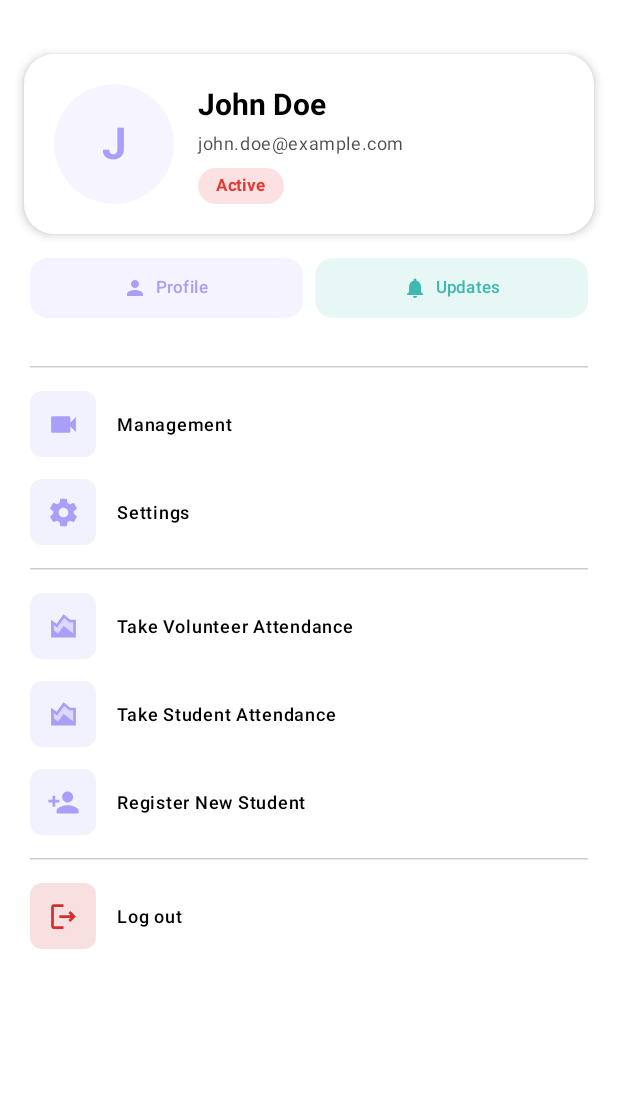
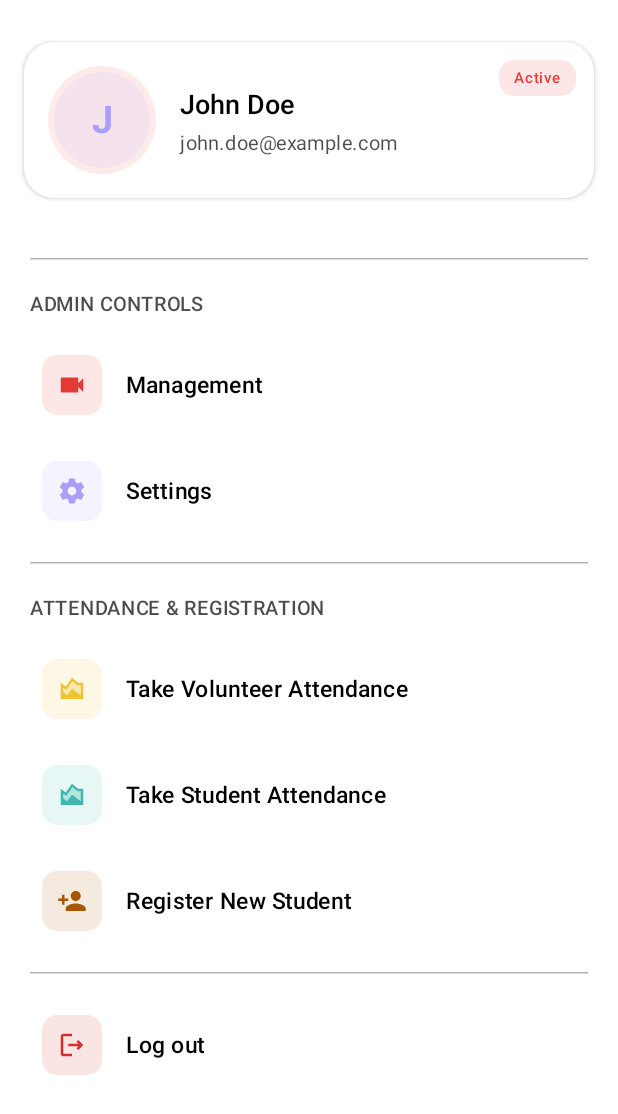
Before and after one commit to hemang-mishra/Jagrati-Android, an Android app built with Jetpack Compose: the @Preview function DrawerContentPreview, on a phone screen of 412 x 824 dp. Shown: the top 1114 px of the screen. Run offline under Robolectric (Android 15) with nearby library versions, the light colour scheme and no system bars; pictures from the network do not load.

Commit message:
Updated drawer desgins

```diff
--- a/app/src/main/java/com/hexagraph/jagrati_android/ui/components/DrawerComponents.kt
+++ b/app/src/main/java/com/hexagraph/jagrati_android/ui/components/DrawerComponents.kt
@@ -2,6 +2,7 @@ package com.hexagraph.jagrati_android.ui.components
 
 import android.content.res.Configuration
 import androidx.annotation.DrawableRes
+import androidx.compose.foundation.background
 import androidx.compose.foundation.layout.Arrangement
 import androidx.compose.foundation.layout.Box
 import androidx.compose.foundation.layout.Column
@@ -24,6 +25,7 @@ import androidx.compose.material3.Text
 import androidx.compose.runtime.Composable
 import androidx.compose.ui.Alignment
 import androidx.compose.ui.Modifier
+import androidx.compose.ui.draw.clip
 import androidx.compose.ui.graphics.Color
 import androidx.compose.ui.res.painterResource
 import androidx.compose.ui.text.font.FontWeight
@@ -36,7 +38,7 @@ import com.hexagraph.jagrati_android.ui.theme.JagratiAndroidTheme
 import com.hexagraph.jagrati_android.ui.theme.getBatchColors
 
 /**
- * Navigation drawer header with user profile - Modern asymmetric design.
+ * Navigation drawer header with user profile - Polished modern design with improved hierarchy.
  *
  * @param userName User's name
  * @param userEmail User's email address
@@ -56,51 +58,55 @@ fun DrawerHeader(
         modifier = modifier
             .fillMaxWidth()
     ) {
-        // Main content card
         Column(
             modifier = Modifier
                 .fillMaxWidth()
                 .padding(16.dp)
         ) {
-            Spacer(modifier = Modifier.height(20.dp))
+            Spacer(modifier = Modifier.height(12.dp))
 
-            // Profile card with modern layout
+            // Profile card with improved contrast and spacing
             Card(
                 modifier = Modifier.fillMaxWidth(),
                 shape = RoundedCornerShape(20.dp),
-                elevation = CardDefaults.cardElevation(defaultElevation = 4.dp),
+                elevation = CardDefaults.cardElevation(defaultElevation = 2.dp),
                 colors = CardDefaults.cardColors(
                     containerColor = MaterialTheme.colorScheme.surface
                 )
             ) {
+                Box(
+                    modifier = Modifier.fillMaxWidth()
+                ) {
                     Row(
                         modifier = Modifier
                             .fillMaxWidth()
-                        .padding(20.dp),
+                            .padding(16.dp),
                         verticalAlignment = Alignment.CenterVertically
                     ) {
-                    // Avatar with colorful gradient border
+                        // Larger avatar with soft background color
                         Box(
-                        modifier = Modifier.size(80.dp)
+                            modifier = Modifier.size(72.dp),
+                            contentAlignment = Alignment.Center
                         ) {
-                        // Gradient border effect
-                        Surface(
-                            modifier = Modifier.size(80.dp),
-                            shape = CircleShape,
-                            color = Color.Transparent
+                            // Soft background circle
+                            Box(
+                                modifier = Modifier
+                                    .size(72.dp)
+                                    .clip(CircleShape)
+                                    .background(batchColors[0].copy(alpha = 0.1f)),
+                                contentAlignment = Alignment.Center
                             ) {
                                 ProfileAvatar(
                                     userName = userName,
                                     profileImageUrl = profileImageUrl,
-                                    size = 74.dp
+                                    size = 64.dp
                                 )
                             }
-
                         }
 
                         Spacer(modifier = Modifier.width(16.dp))
 
-                    // User info
+                        // User info with improved typography
                         Column(
                             modifier = Modifier.weight(1f),
                             verticalArrangement = Arrangement.Center
@@ -108,8 +114,8 @@ fun DrawerHeader(
                             Text(
                                 text = userName,
                                 style = MaterialTheme.typography.titleLarge,
-                            fontWeight = FontWeight.Bold,
-                            fontSize = 20.sp,
+                                fontWeight = FontWeight.SemiBold,
+                                fontSize = 18.sp,
                                 color = MaterialTheme.colorScheme.onSurface,
                                 maxLines = 1,
                                 overflow = TextOverflow.Ellipsis
@@ -123,112 +129,64 @@ fun DrawerHeader(
                                     color = MaterialTheme.colorScheme.onSurfaceVariant,
                                     maxLines = 1,
                                     overflow = TextOverflow.Ellipsis,
-                                fontSize = 12.sp
-                            )
-                        }
-
-                        Spacer(modifier = Modifier.height(8.dp))
-
-                        // Status badge
-                        Surface(
-                            shape = RoundedCornerShape(12.dp),
-                            color = batchColors[0].copy(alpha = 0.15f),
-                            modifier = Modifier
-                        ) {
-                            Text(
-                                text = "Active",
-                                modifier = Modifier.padding(horizontal = 12.dp, vertical = 4.dp),
-                                style = MaterialTheme.typography.labelSmall,
-                                color = batchColors[0],
-                                fontWeight = FontWeight.Bold,
-                                fontSize = 11.sp
-                            )
-                        }
-                    }
-                }
-            }
-
-            Spacer(modifier = Modifier.height(16.dp))
-
-            // Quick stats or info chips
-            Row(
-                modifier = Modifier
-                    .fillMaxWidth()
-                    .padding(horizontal = 4.dp),
-                horizontalArrangement = Arrangement.spacedBy(8.dp)
-            ) {
-                // Info chip 1
-                Card(
-                    modifier = Modifier.weight(1f),
-                    shape = RoundedCornerShape(12.dp),
-                    colors = CardDefaults.cardColors(
-                        containerColor = batchColors[1].copy(alpha = 0.12f)
-                    )
-                ) {
-                    Row(
-                        modifier = Modifier
-                            .fillMaxWidth()
-                            .padding(12.dp),
-                        verticalAlignment = Alignment.CenterVertically,
-                        horizontalArrangement = Arrangement.Center
-                    ) {
-                        Icon(
-                            painter = painterResource(id = R.drawable.ic_person),
-                            contentDescription = null,
-                            tint = batchColors[1],
-                            modifier = Modifier.size(16.dp)
-                        )
-                        Spacer(modifier = Modifier.width(6.dp))
-                        Text(
-                            text = "Profile",
-                            style = MaterialTheme.typography.labelSmall,
-                            color = batchColors[1],
-                            fontWeight = FontWeight.SemiBold,
-                            fontSize = 11.sp
-                        )
-                    }
-                }
-
-                // Info chip 2
-                Card(
-                    modifier = Modifier.weight(1f),
-                    shape = RoundedCornerShape(12.dp),
-                    colors = CardDefaults.cardColors(
-                        containerColor = batchColors[3].copy(alpha = 0.12f)
-                    )
-                ) {
-                    Row(
-                        modifier = Modifier
-                            .fillMaxWidth()
-                            .padding(12.dp),
-                        verticalAlignment = Alignment.CenterVertically,
-                        horizontalArrangement = Arrangement.Center
-                    ) {
-                        Icon(
-                            painter = painterResource(id = R.drawable.ic_notifications),
-                            contentDescription = null,
-                            tint = batchColors[3],
-                            modifier = Modifier.size(16.dp)
-                        )
-                        Spacer(modifier = Modifier.width(6.dp))
-                        Text(
-                            text = "Updates",
-                            style = MaterialTheme.typography.labelSmall,
-                            color = batchColors[3],
-                            fontWeight = FontWeight.SemiBold,
-                            fontSize = 11.sp
+                                    fontSize = 13.sp,
+                                    fontWeight = FontWeight.Normal
                                 )
                             }
                         }
                     }
 
-            Spacer(modifier = Modifier.height(8.dp))
+                    // Status badge - smaller and right-aligned
+                    Surface(
+                        shape = RoundedCornerShape(10.dp),
+                        color = batchColors[0].copy(alpha = 0.12f),
+                        modifier = Modifier
+                            .align(Alignment.TopEnd)
+                            .padding(12.dp)
+                    ) {
+                        Text(
+                            text = "Active",
+                            modifier = Modifier.padding(horizontal = 10.dp, vertical = 4.dp),
+                            style = MaterialTheme.typography.labelSmall,
+                            color = batchColors[0],
+                            fontWeight = FontWeight.SemiBold,
+                            fontSize = 10.sp
+                        )
+                    }
+                }
+            }
+
+            Spacer(modifier = Modifier.height(12.dp))
         }
     }
 }
 
 /**
- * Navigation drawer item component.
+ * Section header for grouping drawer items.
+ *
+ * @param title Section title
+ * @param modifier Modifier for styling
+ */
+@Composable
+fun DrawerSectionHeader(
+    title: String,
+    modifier: Modifier = Modifier
+) {
+    Text(
+        text = title,
+        modifier = modifier
+            .fillMaxWidth()
+            .padding(horizontal = 20.dp, vertical = 8.dp),
+        style = MaterialTheme.typography.labelLarge,
+        fontWeight = FontWeight.SemiBold,
+        fontSize = 13.sp,
+        color = MaterialTheme.colorScheme.onSurfaceVariant,
+        letterSpacing = 0.5.sp
+    )
+}
+
+/**
+ * Navigation drawer item component with improved visual hierarchy and consistent spacing.
  *
  * @param label Item label text
  * @param icon Drawable resource ID for the icon
@@ -256,43 +214,43 @@ fun DrawerItem(
     Surface(
         modifier = modifier
             .fillMaxWidth()
-            .padding(horizontal = 8.dp, vertical = 1.dp),
-        shape = MaterialTheme.shapes.medium,
+            .padding(horizontal = 12.dp, vertical = 3.dp),
+        shape = RoundedCornerShape(12.dp),
         color = Color.Transparent,
         onClick = onClick
     ) {
         Row(
             modifier = Modifier
                 .fillMaxWidth()
-                .padding(horizontal = 12.dp, vertical = 6.dp),
+                .padding(horizontal = 16.dp, vertical = 12.dp),
             verticalAlignment = Alignment.CenterVertically
         ) {
-            // Icon with batch color background
+            // Icon with batch color background - filled variant style
             Surface(
-                shape = MaterialTheme.shapes.small,
-                color = iconColor.copy(alpha = 0.15f),
-                modifier = Modifier.size(44.dp)
+                shape = RoundedCornerShape(10.dp),
+                color = iconColor.copy(alpha = 0.12f),
+                modifier = Modifier.size(40.dp)
             ) {
                 Box(
                     contentAlignment = Alignment.Center,
-                    modifier = Modifier.size(44.dp)
+                    modifier = Modifier.size(40.dp)
                 ) {
                     Icon(
                         painter = painterResource(id = icon),
                         contentDescription = label,
                         tint = iconColor,
-                        modifier = Modifier.size(22.dp)
+                        modifier = Modifier.size(20.dp)
                     )
                 }
             }
 
-            Spacer(modifier = Modifier.width(14.dp))
+            Spacer(modifier = Modifier.width(16.dp))
 
             Text(
                 text = label,
                 style = MaterialTheme.typography.bodyLarge,
                 fontWeight = FontWeight.Medium,
-                fontSize = 12.sp,
+                fontSize = 15.sp,
                 color = MaterialTheme.colorScheme.onSurface
             )
         }
@@ -300,15 +258,15 @@ fun DrawerItem(
 }
 
 /**
- * Navigation drawer divider.
+ * Navigation drawer divider with improved spacing.
  */
 @Composable
 fun DrawerDivider(
     modifier: Modifier = Modifier
 ) {
     HorizontalDivider(
-        modifier = modifier.padding(horizontal = 20.dp, vertical = 8.dp),
-        color = MaterialTheme.colorScheme.outlineVariant.copy(alpha = 0.2f),
+        modifier = modifier.padding(horizontal = 20.dp, vertical = 12.dp),
+        color = MaterialTheme.colorScheme.outlineVariant.copy(alpha = 0.3f),
         thickness = 1.dp
     )
 }
@@ -327,10 +285,14 @@ fun DrawerHeaderPreview() {
 }
 
 @Preview(showBackground = true)
+@Preview(showBackground = true, uiMode = Configuration.UI_MODE_NIGHT_YES)
 @Composable
 fun DrawerItemPreview() {
     JagratiAndroidTheme {
-        Column {
+        Column(
+            modifier = Modifier.background(Color(0xFFF7F8FA))
+        ) {
+            DrawerSectionHeader(title = "ADMIN CONTROLS")
             DrawerItem(
                 label = "Management",
                 icon = R.drawable.ic_management,
@@ -343,13 +305,37 @@ fun DrawerItemPreview() {
                 onClick = {},
                 colorIndex = 1
             )
+
             DrawerDivider()
+
+            DrawerSectionHeader(title = "ATTENDANCE & REGISTRATION")
+            DrawerItem(
+                label = "Take Volunteer Attendance",
+                icon = R.drawable.ic_person,
+                onClick = {},
+                colorIndex = 2
+            )
+            DrawerItem(
+                label = "Take Student Attendance",
+                icon = R.drawable.ic_person,
+                onClick = {},
+                colorIndex = 3
+            )
+            DrawerItem(
+                label = "Register Student",
+                icon = R.drawable.ic_notifications,
+                onClick = {},
+                colorIndex = 4
+            )
+
+            DrawerDivider()
+
             DrawerItem(
                 label = "Log out",
                 icon = R.drawable.ic_logout,
                 onClick = {},
                 iconTint = MaterialTheme.colorScheme.error,
-                colorIndex = 2
+                colorIndex = 0
             )
         }
     }
--- a/app/src/main/java/com/hexagraph/jagrati_android/ui/screens/home/MainHomeScreen.kt
+++ b/app/src/main/java/com/hexagraph/jagrati_android/ui/screens/home/MainHomeScreen.kt
@@ -6,7 +6,6 @@ import androidx.compose.foundation.layout.fillMaxSize
 import androidx.compose.foundation.layout.padding
 import androidx.compose.foundation.rememberScrollState
 import androidx.compose.foundation.verticalScroll
-import androidx.compose.material3.DrawerDefaults
 import androidx.compose.material3.DrawerValue
 import androidx.compose.material3.MaterialTheme
 import androidx.compose.material3.ModalDrawerSheet
@@ -39,6 +38,7 @@ import com.hexagraph.jagrati_android.model.User
 import com.hexagraph.jagrati_android.ui.components.DrawerDivider
 import com.hexagraph.jagrati_android.ui.components.DrawerHeader
 import com.hexagraph.jagrati_android.ui.components.DrawerItem
+import com.hexagraph.jagrati_android.ui.components.DrawerSectionHeader
 import com.hexagraph.jagrati_android.ui.theme.JagratiAndroidTheme
 import com.hexagraph.jagrati_android.ui.viewmodels.auth.AuthViewModel
 import com.hexagraph.jagrati_android.util.AppPreferences
@@ -157,11 +157,13 @@ fun DrawerContent(
 
         DrawerDivider()
 
+        DrawerSectionHeader(title = "ADMIN CONTROLS")
+
         DrawerItem(
             label = "Management",
             icon = R.drawable.ic_management,
             onClick = onManagementClick,
-            colorIndex = 1
+            colorIndex = 0
         )
 
         DrawerItem(
@@ -173,25 +175,27 @@ fun DrawerContent(
 
         DrawerDivider()
 
+        DrawerSectionHeader(title = "ATTENDANCE & REGISTRATION")
+
         DrawerItem(
             label = "Take Volunteer Attendance",
             icon = R.drawable.ic_attendance,
             onClick = onTakeVolunteerAttendanceClick,
-            colorIndex = 1
+            colorIndex = 2
         )
 
         DrawerItem(
             label = "Take Student Attendance",
             icon = R.drawable.ic_attendance,
             onClick = onTakeStudentAttendanceClick,
-            colorIndex = 1
+            colorIndex = 3
         )
 
         DrawerItem(
             label = "Register New Student",
             icon = R.drawable.ic_person_add,
             onClick = onRegisterNewStudentClick,
-            colorIndex = 1
+            colorIndex = 4
         )
 
         DrawerDivider()
```
Lines whose indentation alone changed are shown as unchanged.
